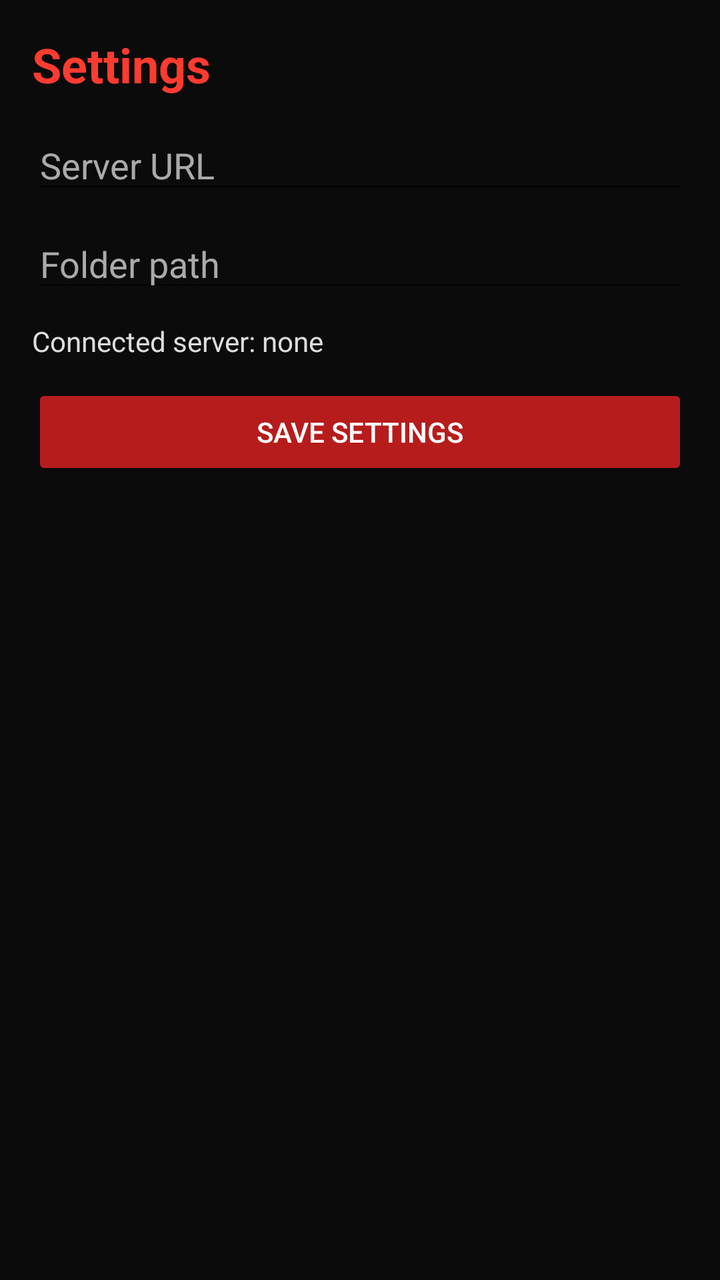
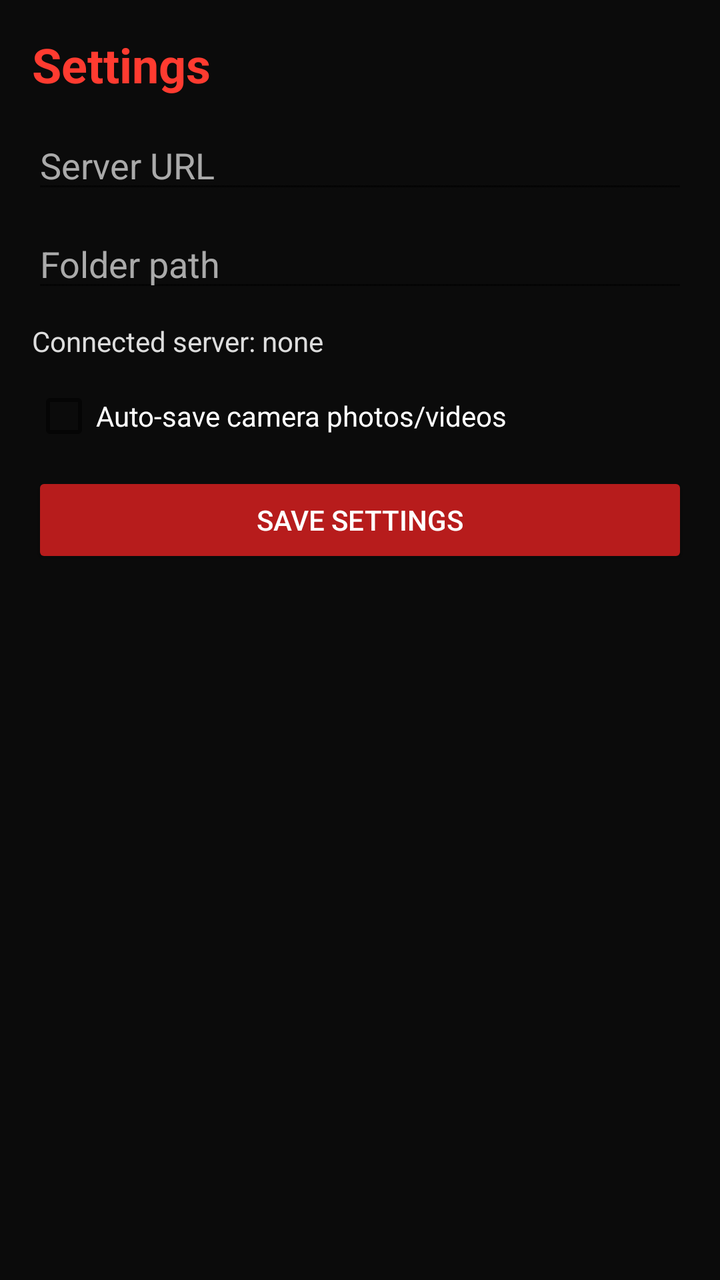

Screens rendered from an Android XML layout before and after an edit, with the pre-edit source and the edit as a unified diff.
<!-- AndroidManifest.xml: application theme Theme.AppCompat.Light.NoActionBar -->
<!-- res/layout/activity_settings.xml -->
<?xml version="1.0" encoding="utf-8"?>
<ScrollView xmlns:android="http://schemas.android.com/apk/res/android"
    android:layout_width="match_parent"
    android:layout_height="match_parent"
    android:background="#0B0B0B">

    <LinearLayout
        android:layout_width="match_parent"
        android:layout_height="wrap_content"
        android:orientation="vertical"
        android:padding="16dp">

        <TextView
            android:layout_width="match_parent"
            android:layout_height="wrap_content"
            android:text="Settings"
            android:textColor="#FF3B30"
            android:textSize="24sp"
            android:textStyle="bold" />

        <EditText
            android:id="@+id/urlInput"
            android:layout_width="match_parent"
            android:layout_height="wrap_content"
            android:layout_marginTop="12dp"
            android:hint="Server URL"
            android:textColor="#FFFFFF"
            android:textColorHint="#AAAAAA" />

        <EditText
            android:id="@+id/pathInput"
            android:layout_width="match_parent"
            android:layout_height="wrap_content"
            android:layout_marginTop="8dp"
            android:hint="Folder path"
            android:textColor="#FFFFFF"
            android:textColorHint="#AAAAAA" />

        <TextView
            android:id="@+id/connectedServerText"
            android:layout_width="match_parent"
            android:layout_height="wrap_content"
            android:layout_marginTop="10dp"
            android:textColor="#DDDDDD"
            android:text="Connected server: none" />

        <Button
            android:id="@+id/saveSettingsBtn"
            android:layout_width="match_parent"
            android:layout_height="wrap_content"
            android:layout_marginTop="12dp"
            android:text="Save Settings"
            android:textColor="#FFFFFF"
            android:backgroundTint="#B71C1C" />
    </LinearLayout>
</ScrollView>
<!-- resources referenced by this layout -->
<resources>

</resources>

<!-- the commit's change to res/layout/activity_settings.xml (unified diff, before → after) -->
@@ -44,6 +44,15 @@
             android:textColor="#DDDDDD"
             android:text="Connected server: none" />
 
+
+        <CheckBox
+            android:id="@+id/autoSaveMediaCheckbox"
+            android:layout_width="match_parent"
+            android:layout_height="wrap_content"
+            android:layout_marginTop="12dp"
+            android:text="Auto-save camera photos/videos"
+            android:textColor="#FFFFFF" />
+
         <Button
             android:id="@+id/saveSettingsBtn"
             android:layout_width="match_parent"
